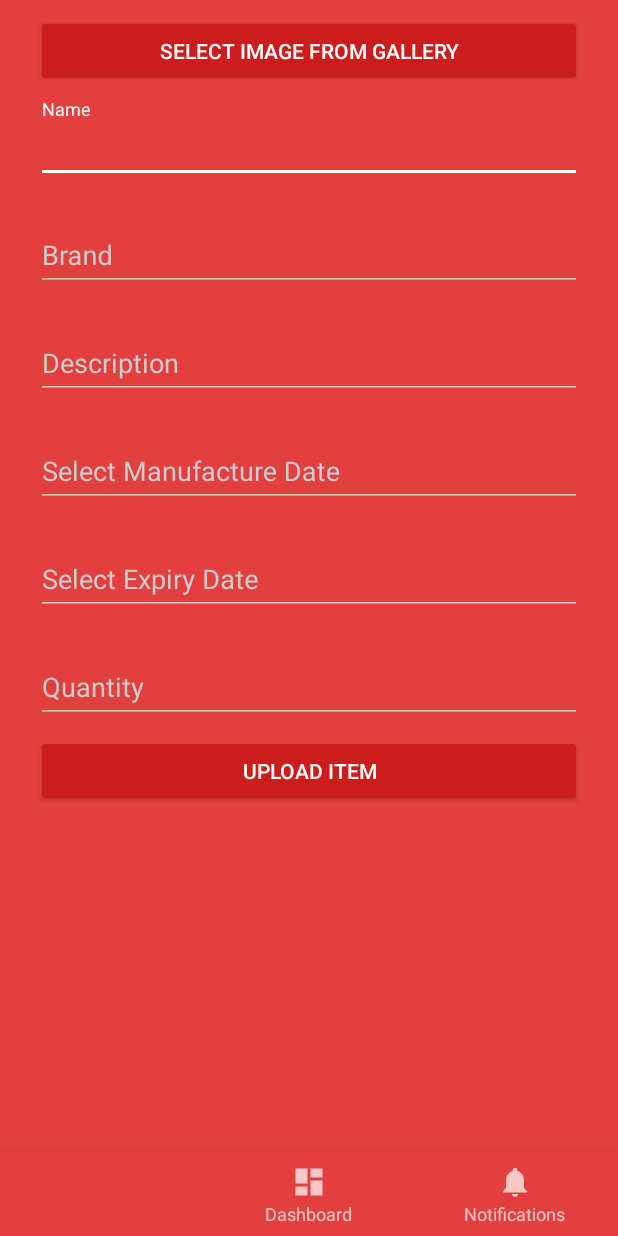
After one commit to hotdroid3/Sharify, an Android app: the AddPostFragment screen opened directly, with no data from a screen before it, on a phone screen of 412 x 824 dp. The commit adds this screen. Run offline under Robolectric (Android 15) with nearby library versions, the phone set to English and light mode, and no system bars; our stand-ins replace Firebase (no records; nobody signed in at launch, a user with empty details on screens opened directly).

Commit message:
Upload item

```diff
--- a/app/src/main/AndroidManifest.xml
+++ b/app/src/main/AndroidManifest.xml
@@ -23,6 +23,10 @@
             android:theme="@style/AppTheme.Dark" />
         <activity
             android:name=".EditProfileActivity"
+            android:theme="@style/AppTheme.Dark" />
+        <activity
+            android:name=".SupermarketActivity"
+            android:label="@string/title_activity_supermarket"
             android:theme="@style/AppTheme.Dark"></activity>
     </application>
 
--- /dev/null
+++ b/app/src/main/java/softwareengineering/assignment/sharify/AddPostFragment.java
@@ -0,0 +1,263 @@
+package softwareengineering.assignment.sharify;
+
+
+import android.app.DatePickerDialog;
+import android.app.DialogFragment;
+import android.graphics.Color;
+import android.graphics.drawable.ColorDrawable;
+import android.os.Bundle;
+import android.support.v4.app.Fragment;
+import android.view.LayoutInflater;
+import android.view.View;
+import android.view.ViewGroup;
+import android.app.ProgressDialog;
+import android.support.annotation.NonNull;
+import android.util.Log;
+import android.view.MenuItem;
+import android.widget.DatePicker;
+import android.widget.EditText;
+import android.widget.TextView;
+import android.content.Intent;
+import android.net.Uri;
+import android.view.MenuItem;
+import android.view.View;
+import android.widget.TextView;
+import android.widget.Button;
+import android.widget.Toast;
+
+import android.support.v4.app.FragmentTransaction;
+
+import com.google.android.gms.tasks.OnFailureListener;
+import com.google.android.gms.tasks.OnSuccessListener;
+import com.google.firebase.auth.FirebaseAuth;
+import com.google.firebase.storage.FirebaseStorage;
+import com.google.firebase.storage.StorageReference;
+import com.google.firebase.storage.UploadTask;
+
+import org.w3c.dom.Text;
+
+import java.util.Calendar;
+import java.util.Date;
+
+import static android.app.Activity.RESULT_OK;
+
+/**
+ * A simple {@link Fragment} subclass.
+ */
+public class AddPostFragment extends Fragment {
+    private TextView mManSetDate;
+    private DatePickerDialog.OnDateSetListener mManDateSetListener;
+    private TextView mExpSetDate;
+    private DatePickerDialog.OnDateSetListener mExpDateSetListener;
+    private long addPost;
+    private Button mSelectImage;
+    private FirebaseStorage mStorage;
+    private StorageReference mStorRef;
+    private FirebaseAuth mAuth;
+    public static final int GALLERY_INTENT=2;
+    private static final String TAG ="UploadActivity";
+
+    //Declare variables for item details
+    private EditText itmName = null;
+    private EditText itmBrand = null;
+    private EditText itmDesc = null;
+    private EditText itmManufactureDate=null;
+    private EditText itmExpiryDate=null;
+    private EditText itmQuantity=null;
+    private Button UploadItem;
+
+
+    @Override
+    public View onCreateView(LayoutInflater inflater, ViewGroup container,
+                             Bundle savedInstanceState) {
+        // Inflate the layout for this fragment
+        return inflater.inflate(R.layout.fragment_add_post, container, false);
+
+    }
+
+    @Override
+    public void onStart(){
+        super.onStart();
+
+        mStorage= FirebaseStorage.getInstance();
+        mAuth = FirebaseAuth.getInstance();
+        mSelectImage=(Button) getView().findViewById(R.id.uploadImg_button);
+
+        //Display DatePickerDialog for item's manufacture date
+        mManSetDate=(TextView)getView().findViewById(R.id.item_ManufactureDate);
+        mManSetDate.setOnClickListener(new View.OnClickListener(){
+            @Override
+            public void onClick(View view){
+                Calendar itmManCal = Calendar.getInstance();
+                int itmManYear= itmManCal.get(Calendar.YEAR);
+                int itmManMonth= itmManCal.get(Calendar.MONTH);
+                int itmManDay =itmManCal.get(Calendar.DAY_OF_MONTH);
+
+                DatePickerDialog itmManDatePickerDialog= new DatePickerDialog(
+                        getActivity(),
+                        android.R.style.Theme_Holo_Light_Dialog_MinWidth,
+                        mManDateSetListener,
+                        itmManYear,itmManMonth, itmManDay);
+                itmManDatePickerDialog.getWindow().setBackgroundDrawable(new ColorDrawable(Color.TRANSPARENT));
+                itmManDatePickerDialog.show();
+            }
+        });
+
+        //Set item's manufacture date to TextView
+        mManDateSetListener = new DatePickerDialog.OnDateSetListener(){
+            @Override
+            public void onDateSet(DatePicker datePicker, int year, int month, int day){
+                String manDate= month +1  +"/" + day +"/" +year;
+                mManSetDate.setText(manDate);
+            }
+        };
+
+        //Display DatePickerDialog for item's expiry date
+        mExpSetDate=(TextView)getView().findViewById(R.id.item_ExpiryDate);
+        mExpSetDate.setOnClickListener(new View.OnClickListener(){
+            @Override
+            public void onClick(View view){
+                Calendar itmManCal = Calendar.getInstance();
+                int itmExpYear= itmManCal.get(Calendar.YEAR);
+                int itmExpMonth= itmManCal.get(Calendar.MONTH);
+                int itmExpDay =itmManCal.get(Calendar.DAY_OF_MONTH);
+
+                DatePickerDialog itmManDatePickerDialog= new DatePickerDialog(
+                        getActivity(),
+                        android.R.style.Theme_Holo_Light_Dialog_MinWidth,
+                        mExpDateSetListener,
+                        itmExpYear,itmExpMonth, itmExpDay);
+                itmManDatePickerDialog.getWindow().setBackgroundDrawable(new ColorDrawable(Color.TRANSPARENT));
+                itmManDatePickerDialog.show();
+            }
+        });
+
+        //Set item's expiry date to TextView
+        mExpDateSetListener = new DatePickerDialog.OnDateSetListener(){
+            @Override
+            public void onDateSet(DatePicker datePicker, int year, int month, int day){
+                String expDate= month+1 +"/" + day +"/" +year;
+                mExpSetDate.setText(expDate);
+            }
+        };
+
+
+        //Open gallery to select image
+        mSelectImage.setOnClickListener(new View.OnClickListener(){
+            @Override
+            public void onClick(View view){
+                Intent intent=new Intent(Intent.ACTION_PICK);
+                intent.setType("image/*");
+                startActivityForResult(intent,GALLERY_INTENT);
+            }
+        });
+    }
+
+    //Method to save item details
+    private void uploadItemDetails(){
+        String Name = itmName.getText().toString().trim();
+        String Brand=itmBrand.getText().toString().trim();
+        String Desc=itmDesc.getText().toString().trim();
+        String Quanity=itmQuantity.getText().toString().trim();
+        String ManufactureDate= mManSetDate.getText().toString().trim();
+        String ExpiryDate=mExpSetDate.getText().toString().trim();
+
+        UploadItem =(Button)getView().findViewById(R.id.uploadItm_button);
+
+        if(isInputNull(Name, Brand, Desc, ManufactureDate, ExpiryDate)){
+            onFailedSave();
+        }else{
+            UploadItem.isEnabled();
+            final ProgressDialog progDialog = new ProgressDialog(getActivity(),
+                    R.style.AppTheme_Dark_Dialog);
+            progDialog.setIndeterminate(true);
+            progDialog.setMessage("Item Uploaded");
+            progDialog.show();
+
+            final ItemInfo itemInfo=new ItemInfo(Name, Brand, Desc, ManufactureDate, ExpiryDate, Quanity);
+            final Runnable saveItmDetails=new Runnable() {
+                @Override
+                public void run() {
+                    //Store item details to storage
+                    uploadItemDetails();
+                }
+            };
+            new Thread(saveItmDetails).start();
+            onSuccessfulSave();
+        }
+    }
+
+    //Method to check whether the input is Null
+    private Boolean isInputNull(String Name, String Brand, String Description, String ManufactureDate, String ExpiryDate){
+        boolean inputNull=false;
+
+        if (Name.isEmpty()){
+            itmName.setError("Please fill in the item's name.");
+        }
+        if (Brand.isEmpty()){
+            itmBrand.setError("Please fill in the item's brand.");
+        }
+        if(Description.isEmpty()){
+            itmDesc.setError("Please fill in the item's description.");
+        }
+        if(ManufactureDate.isEmpty()){
+            itmManufactureDate.setError("Please fill in the item's manufacture date.");
+        }
+        if(ExpiryDate.isEmpty()){
+            itmExpiryDate.setError("Please fill in the item's expiry date.");
+        }
+
+        return inputNull;
+    }
+
+    public void onSuccessfulSave(){
+        Toast.makeText(getActivity(), "Successfully upload item!", Toast.LENGTH_LONG).show();
+        UploadItem.setEnabled(true);
+    }
+
+    public void onFailedSave(){
+        Toast.makeText(getActivity(),"Did not upload item, please try again.", Toast.LENGTH_LONG).show();
+        UploadItem.setEnabled(true);
+    }
+
+    //Method for upload image to cloud
+    @Override
+    public void onActivityResult(int requestCode, int resultCode, Intent data){
+        super.onActivityResult(requestCode,resultCode,data);
+
+        if(requestCode==GALLERY_INTENT && resultCode==RESULT_OK){
+            final Uri uri=data.getData();
+            Log.d(TAG, uri.toString());
+            Toast.makeText(getActivity(), uri.toString(), Toast.LENGTH_LONG).show();
+
+            final ProgressDialog progDialog = new ProgressDialog(getActivity(),
+                    R.style.AppTheme_Dark_Dialog);
+
+            progDialog.setIndeterminate(true);
+            progDialog.setMessage("Uploading....");
+            progDialog.show();
+            mStorRef = mStorage.getReference().child("Photos").child(uri.getLastPathSegment());
+
+            UploadTask uploadTask = mStorRef.putFile(uri);
+            uploadTask.addOnFailureListener(new OnFailureListener() {
+                @Override
+                public void onFailure(@NonNull Exception exception) {
+                    // Handle unsuccessful uploads
+                    Toast.makeText(getActivity(), "Upload failed!", Toast.LENGTH_LONG).show();
+                    progDialog.dismiss();
+                }
+            }).addOnSuccessListener(new OnSuccessListener<UploadTask.TaskSnapshot>() {
+                @Override
+                public void onSuccess(UploadTask.TaskSnapshot taskSnapshot) {
+                    //taskSnapshot.getMetadata() contains file metadata such as size, content-type, and download URL.
+
+                    Toast.makeText(getActivity(), "Upload Succeeded!", Toast.LENGTH_LONG).show();
+                    progDialog.dismiss();
+                }
+            });
+
+        }
+
+    }
+
+}
--- a/app/src/main/java/softwareengineering/assignment/sharify/LoginActivity.java
+++ b/app/src/main/java/softwareengineering/assignment/sharify/LoginActivity.java
@@ -170,7 +170,7 @@ public class LoginActivity extends AppCompatActivity {
         login_btn.setEnabled(true);
 
         //Should start a different activity after login
-        Intent intent = new Intent(LoginActivity.this, EditProfileActivity.class);
+        Intent intent = new Intent(LoginActivity.this, SupermarketActivity.class);
         startActivity(intent);
         finish();
     }
--- /dev/null
+++ b/app/src/main/java/softwareengineering/assignment/sharify/SupermarketActivity.java
@@ -0,0 +1,46 @@
+package softwareengineering.assignment.sharify;
+
+import android.os.Bundle;
+import android.support.annotation.NonNull;
+import android.support.design.widget.BottomNavigationView;
+import android.support.v7.app.AppCompatActivity;
+import android.view.MenuItem;
+import android.widget.TextView;
+
+public class SupermarketActivity extends AppCompatActivity {
+
+    private TextView mTextMessage;
+
+    private BottomNavigationView.OnNavigationItemSelectedListener mOnNavigationItemSelectedListener
+            = new BottomNavigationView.OnNavigationItemSelectedListener() {
+
+        @Override
+        public boolean onNavigationItemSelected(@NonNull MenuItem item) {
+            switch (item.getItemId()) {
+                case R.id.navigation_home:
+                    mTextMessage.setText(R.string.title_home);
+                    return true;
+                case R.id.navigation_dashboard:
+                    mTextMessage.setText(R.string.title_dashboard);
+                    return true;
+                case R.id.navigation_notifications:
+                    mTextMessage.setText(R.string.title_notifications);
+                    return true;
+            }
+            return false;
+        }
+
+    };
+
+    @Override
+    protected void onCreate(Bundle savedInstanceState) {
+        super.onCreate(savedInstanceState);
+        setContentView(R.layout.activity_supermarket);
+
+        BottomNavigationView navigation = (BottomNavigationView) findViewById(R.id.navigation);
+        navigation.setOnNavigationItemSelectedListener(mOnNavigationItemSelectedListener);
+
+        getSupportFragmentManager().findFragmentById(R.id.fragment_add_post);
+    }
+
+}
--- /dev/null
+++ b/app/src/main/res/drawable/ic_dashboard_black_24dp.xml
@@ -0,0 +1,9 @@
+<vector xmlns:android="http://schemas.android.com/apk/res/android"
+    android:width="24dp"
+    android:height="24dp"
+    android:viewportHeight="24.0"
+    android:viewportWidth="24.0">
+    <path
+        android:fillColor="#FF000000"
+        android:pathData="M3,13h8L11,3L3,3v10zM3,21h8v-6L3,15v6zM13,21h8L21,11h-8v10zM13,3v6h8L21,3h-8z" />
+</vector>
--- /dev/null
+++ b/app/src/main/res/drawable/ic_home_black_24dp.xml
@@ -0,0 +1,9 @@
+<vector xmlns:android="http://schemas.android.com/apk/res/android"
+    android:width="24dp"
+    android:height="24dp"
+    android:viewportHeight="24.0"
+    android:viewportWidth="24.0">
+    <path
+        android:fillColor="#FF000000"
+        android:pathData="M10,20v-6h4v6h5v-8h3L12,3 2,12h3v8z" />
+</vector>
--- /dev/null
+++ b/app/src/main/res/drawable/ic_notifications_black_24dp.xml
@@ -0,0 +1,9 @@
+<vector xmlns:android="http://schemas.android.com/apk/res/android"
+    android:width="24dp"
+    android:height="24dp"
+    android:viewportHeight="24.0"
+    android:viewportWidth="24.0">
+    <path
+        android:fillColor="#FF000000"
+        android:pathData="M12,22c1.1,0 2,-0.9 2,-2h-4c0,1.1 0.89,2 2,2zM18,16v-5c0,-3.07 -1.64,-5.64 -4.5,-6.32L13.5,4c0,-0.83 -0.67,-1.5 -1.5,-1.5s-1.5,0.67 -1.5,1.5v0.68C7.63,5.36 6,7.92 6,11v5l-2,2v1h16v-1l-2,-2z" />
+</vector>
--- /dev/null
+++ b/app/src/main/res/layout/activity_supermarket.xml
@@ -0,0 +1,34 @@
+<?xml version="1.0" encoding="utf-8"?>
+<LinearLayout xmlns:android="http://schemas.android.com/apk/res/android"
+    xmlns:app="http://schemas.android.com/apk/res-auto"
+    xmlns:tools="http://schemas.android.com/tools"
+    android:id="@+id/container"
+    android:layout_width="match_parent"
+    android:layout_height="match_parent"
+    android:orientation="vertical"
+    tools:context="softwareengineering.assignment.sharify.SupermarketActivity">
+
+    <FrameLayout
+        android:id="@+id/content"
+        android:layout_width="match_parent"
+        android:layout_height="0dp"
+        android:layout_weight="1">
+
+        <fragment
+            class="softwareengineering.assignment.sharify.AddPostFragment"
+            android:id="@+id/fragment_add_post"
+            android:layout_width="match_parent"
+            android:layout_height="match_parent" />
+
+
+    </FrameLayout>
+
+    <android.support.design.widget.BottomNavigationView
+        android:id="@+id/navigation"
+        android:layout_width="match_parent"
+        android:layout_height="wrap_content"
+        android:layout_gravity="bottom"
+        android:background="?android:attr/windowBackground"
+        app:menu="@menu/navigation" />
+
+</LinearLayout>
--- /dev/null
+++ b/app/src/main/res/layout/fragment_add_post.xml
@@ -0,0 +1,110 @@
+<ScrollView xmlns:android="http://schemas.android.com/apk/res/android"
+    xmlns:tools="http://schemas.android.com/tools"
+    android:layout_width="match_parent"
+    android:layout_height="match_parent"
+    tools:context="softwareengineering.assignment.sharify.AddPostFragment">
+
+    <LinearLayout
+        android:orientation="vertical"
+        android:layout_width="match_parent"
+        android:layout_height="wrap_content"
+        android:paddingTop="10dp"
+        android:paddingLeft="24dp"
+        android:paddingRight="24dp">
+
+    <!-- TODO: Update blank fragment layout -->
+        <Button
+            android:id="@+id/uploadImg_button"
+            android:layout_width="match_parent"
+            android:layout_height="wrap_content"
+            android:onClick="onClickUpload"
+            android:text="@string/UploadImage_Itm" />
+
+        <android.support.design.widget.TextInputLayout
+            android:layout_width="match_parent"
+            android:layout_height="wrap_content"
+            android:layout_marginTop="8dp"
+            android:layout_marginBottom="8dp">
+            <EditText android:id="@+id/item_Name"
+                android:layout_width="match_parent"
+                android:layout_height="wrap_content"
+                android:inputType="text"
+                android:hint="@string/Name_Itm" />
+        </android.support.design.widget.TextInputLayout>
+
+        <android.support.design.widget.TextInputLayout
+            android:layout_width="match_parent"
+            android:layout_height="wrap_content"
+            android:layout_marginTop="8dp"
+            android:layout_marginBottom="8dp">
+            <EditText android:id="@+id/item_Brand"
+                android:layout_width="match_parent"
+                android:layout_height="wrap_content"
+                android:inputType="text"
+                android:hint="@string/Brand_Itm"/>
+        </android.support.design.widget.TextInputLayout>
+
+        <android.support.design.widget.TextInputLayout
+            android:layout_width="match_parent"
+            android:layout_height="wrap_content"
+            android:layout_marginTop="8dp"
+            android:layout_marginBottom="8dp">
+            <EditText android:id="@+id/item_Description"
+                android:layout_width="match_parent"
+                android:layout_height="wrap_content"
+                android:inputType="text"
+                android:hint="@string/Desc_Itm"/>
+        </android.support.design.widget.TextInputLayout>
+
+        <android.support.design.widget.TextInputLayout
+            android:layout_width="match_parent"
+            android:layout_height="wrap_content"
+            android:layout_marginTop="8dp"
+            android:layout_marginBottom="8dp">
+            <EditText android:id="@+id/item_ManufactureDate"
+                android:layout_width="match_parent"
+                android:layout_height="wrap_content"
+                android:inputType="none"
+                android:hint="@string/ManufactureDate_Itm"/>
+        </android.support.design.widget.TextInputLayout>
+
+        <android.support.design.widget.TextInputLayout
+            android:layout_width="match_parent"
+            android:layout_height="wrap_content"
+            android:layout_marginTop="8dp"
+            android:layout_marginBottom="8dp">
+            <EditText android:id="@+id/item_ExpiryDate"
+                android:layout_width="match_parent"
+                android:layout_height="wrap_content"
+                android:inputType="none"
+                android:hint="@string/ExpiryDate_Itm"/>
+        </android.support.design.widget.TextInputLayout>
+
+        <android.support.design.widget.TextInputLayout
+            android:layout_width="match_parent"
+            android:layout_height="wrap_content"
+            android:layout_marginTop="8dp"
+            android:layout_marginBottom="8dp">
+            <EditText android:id="@+id/item_Quantity"
+                android:layout_width="match_parent"
+                android:layout_height="wrap_content"
+                android:inputType="number"
+                android:hint="@string/Quantity_Itm"/>
+        </android.support.design.widget.TextInputLayout>
+
+        <FrameLayout
+            android:id="@+id/ManDateFragment"
+            android:layout_width="match_parent"
+            android:layout_height="match_parent" />
+
+        <Button
+            android:id="@+id/uploadItm_button"
+            android:layout_width="match_parent"
+            android:layout_height="wrap_content"
+            android:onClick="onClickUpload"
+            android:text="@string/UploadItem_Itm" />
+
+
+
+    </LinearLayout>
+</ScrollView>
--- /dev/null
+++ b/app/src/main/res/menu/navigation.xml
@@ -0,0 +1,19 @@
+<?xml version="1.0" encoding="utf-8"?>
+<menu xmlns:android="http://schemas.android.com/apk/res/android">
+
+    <item
+        android:id="@+id/navigation_home"
+        android:icon="@drawable/ic_home_black_24dp"
+        android:title="@string/title_home" />
+
+    <item
+        android:id="@+id/navigation_dashboard"
+        android:icon="@drawable/ic_dashboard_black_24dp"
+        android:title="@string/title_dashboard" />
+
+    <item
+        android:id="@+id/navigation_notifications"
+        android:icon="@drawable/ic_notifications_black_24dp"
+        android:title="@string/title_notifications" />
+
+</menu>
--- /dev/null
+++ b/app/src/main/res/values/dimens.xml
@@ -0,0 +1,5 @@
+<resources>
+    <!-- Default screen margins, per the Android Design guidelines. -->
+    <dimen name="activity_horizontal_margin">16dp</dimen>
+    <dimen name="activity_vertical_margin">16dp</dimen>
+</resources>
--- a/app/src/main/res/values/strings.xml
+++ b/app/src/main/res/values/strings.xml
@@ -14,4 +14,22 @@
     <string name="Contact_Org">Contact Number</string>
     <string name="Save_Org_Details">Save Details</string>
     <string name="Type_Org">Organization Type: </string>
+    <string name="title_activity_supermarket">SupermarketActivity</string>
+    <string name="title_home">Home</string>
+    <string name="title_dashboard">Dashboard</string>
+    <string name="title_notifications">Notifications</string>
+
+    <!--String for item details-->
+    <string name="Name_Itm">Name</string>
+    <string name="Brand_Itm">Brand</string>
+    <string name="Desc_Itm">Description</string>
+    <string name="ManufactureDate_Itm">Select Manufacture Date</string>
+    <string name="ExpiryDate_Itm">Select Expiry Date</string>
+    <string name="Quantity_Itm">Quantity</string>
+    <string name="UploadImage_Itm">Select image from gallery</string>
+    <string name="UploadItem_Itm">Upload Item</string>
+
+    <!-- TODO: Remove or change this placeholder text -->
+    <string name="hello_blank_fragment">Hello blank fragment</string>
+
 </resources>
```
Also changed, not shown: app/build.gradle (+5 -4 lines), app/src/main/java/softwareengineering/assignment/sharify/ItemInfo.java (added, +59 -0 lines).
